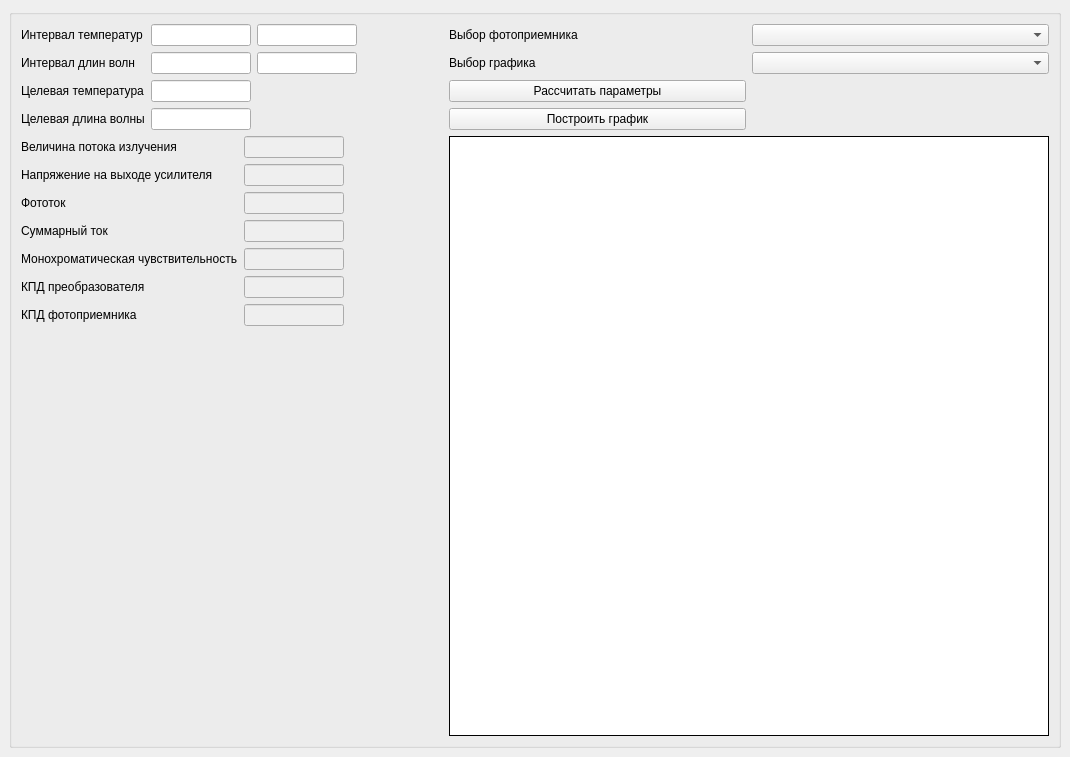
Before: the Qt Designer form DIPLOM_GUI/ADSS.ui in alexTormentor/SpectralAnalyze, drawn with Qt 5.
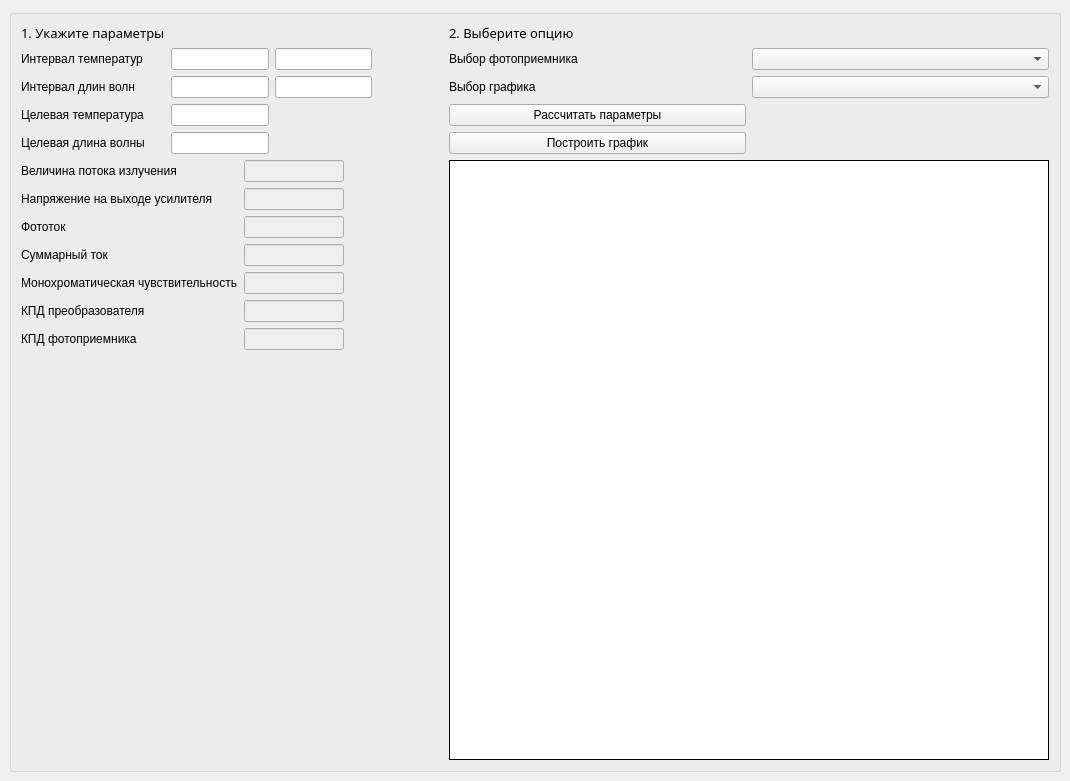
After: the same form once the commit is applied.

Patch:
```diff
--- a/DIPLOM_GUI/ADSS.ui
+++ b/DIPLOM_GUI/ADSS.ui
@@ -38,149 +38,6 @@
          </property>
         </widget>
        </item>
-       <item row="0" column="0">
-        <layout class="QGridLayout" name="gridLayout">
-         <item row="0" column="0">
-          <widget class="QLabel" name="label">
-           <property name="text">
-            <string>Интервал температур</string>
-           </property>
-          </widget>
-         </item>
-         <item row="1" column="1">
-          <widget class="QLineEdit" name="WaveStart">
-           <property name="maximumSize">
-            <size>
-             <width>100</width>
-             <height>16777215</height>
-            </size>
-           </property>
-          </widget>
-         </item>
-         <item row="1" column="0">
-          <widget class="QLabel" name="label_2">
-           <property name="text">
-            <string>Интервал длин волн</string>
-           </property>
-          </widget>
-         </item>
-         <item row="1" column="2">
-          <widget class="QLineEdit" name="WaveEnd">
-           <property name="maximumSize">
-            <size>
-             <width>100</width>
-             <height>16777215</height>
-            </size>
-           </property>
-          </widget>
-         </item>
-         <item row="3" column="0">
-          <widget class="QLabel" name="label_4">
-           <property name="text">
-            <string>Целевая длина волны</string>
-           </property>
-          </widget>
-         </item>
-         <item row="0" column="2">
-          <widget class="QLineEdit" name="TempEnd">
-           <property name="maximumSize">
-            <size>
-             <width>100</width>
-             <height>16777215</height>
-            </size>
-           </property>
-          </widget>
-         </item>
-         <item row="2" column="0">
-          <widget class="QLabel" name="label_3">
-           <property name="text">
-            <string>Целевая температура</string>
-           </property>
-          </widget>
-         </item>
-         <item row="0" column="3">
-          <spacer name="horizontalSpacer_2">
-           <property name="orientation">
-            <enum>Qt::Horizontal</enum>
-           </property>
-           <property name="sizeHint" stdset="0">
-            <size>
-             <width>40</width>
-             <height>20</height>
-            </size>
-           </property>
-          </spacer>
-         </item>
-         <item row="2" column="1">
-          <widget class="QLineEdit" name="TargetTemp">
-           <property name="maximumSize">
-            <size>
-             <width>100</width>
-             <height>16777215</height>
-            </size>
-           </property>
-          </widget>
-         </item>
-         <item row="0" column="1">
-          <widget class="QLineEdit" name="TempStart">
-           <property name="maximumSize">
-            <size>
-             <width>100</width>
-             <height>16777215</height>
-            </size>
-           </property>
-          </widget>
-         </item>
-         <item row="3" column="1">
-          <widget class="QLineEdit" name="TargetWave">
-           <property name="maximumSize">
-            <size>
-             <width>100</width>
-             <height>16777215</height>
-            </size>
-           </property>
-          </widget>
-         </item>
-        </layout>
-       </item>
-       <item row="0" column="2">
-        <layout class="QGridLayout" name="gridLayout_3">
-         <item row="2" column="0">
-          <widget class="QPushButton" name="Calculate">
-           <property name="text">
-            <string>Рассчитать параметры</string>
-           </property>
-          </widget>
-         </item>
-         <item row="1" column="0">
-          <widget class="QLabel" name="label_8">
-           <property name="text">
-            <string>Выбор графика</string>
-           </property>
-          </widget>
-         </item>
-         <item row="1" column="1">
-          <widget class="QComboBox" name="PlotBox"/>
-         </item>
-         <item row="0" column="1">
-          <widget class="QComboBox" name="ReceiverBox"/>
-         </item>
-         <item row="0" column="0">
-          <widget class="QLabel" name="label_5">
-           <property name="text">
-            <string>Выбор фотоприемника</string>
-           </property>
-          </widget>
-         </item>
-         <item row="3" column="0">
-          <widget class="QPushButton" name="PlotGraph">
-           <property name="text">
-            <string>Построить график</string>
-           </property>
-          </widget>
-         </item>
-        </layout>
-       </item>
        <item row="1" column="0">
         <layout class="QGridLayout" name="gridLayout_2">
          <item row="1" column="1">
@@ -364,6 +221,175 @@
          </property>
         </spacer>
        </item>
+       <item row="0" column="0">
+        <layout class="QGridLayout" name="gridLayout">
+         <item row="2" column="3">
+          <widget class="QLineEdit" name="WaveEnd">
+           <property name="maximumSize">
+            <size>
+             <width>100</width>
+             <height>16777215</height>
+            </size>
+           </property>
+          </widget>
+         </item>
+         <item row="1" column="1">
+          <widget class="QLabel" name="label">
+           <property name="text">
+            <string>Интервал температур</string>
+           </property>
+          </widget>
+         </item>
+         <item row="1" column="4">
+          <spacer name="horizontalSpacer_2">
+           <property name="orientation">
+            <enum>Qt::Horizontal</enum>
+           </property>
+           <property name="sizeHint" stdset="0">
+            <size>
+             <width>40</width>
+             <height>20</height>
+            </size>
+           </property>
+          </spacer>
+         </item>
+         <item row="3" column="2">
+          <widget class="QLineEdit" name="TargetTemp">
+           <property name="maximumSize">
+            <size>
+             <width>100</width>
+             <height>16777215</height>
+            </size>
+           </property>
+          </widget>
+         </item>
+         <item row="2" column="2">
+          <widget class="QLineEdit" name="WaveStart">
+           <property name="maximumSize">
+            <size>
+             <width>100</width>
+             <height>16777215</height>
+            </size>
+           </property>
+          </widget>
+         </item>
+         <item row="2" column="1">
+          <widget class="QLabel" name="label_2">
+           <property name="text">
+            <string>Интервал длин волн</string>
+           </property>
+          </widget>
+         </item>
+         <item row="1" column="3">
+          <widget class="QLineEdit" name="TempEnd">
+           <property name="maximumSize">
+            <size>
+             <width>100</width>
+             <height>16777215</height>
+            </size>
+           </property>
+          </widget>
+         </item>
+         <item row="3" column="1">
+          <widget class="QLabel" name="label_3">
+           <property name="text">
+            <string>Целевая температура</string>
+           </property>
+          </widget>
+         </item>
+         <item row="4" column="2">
+          <widget class="QLineEdit" name="TargetWave">
+           <property name="maximumSize">
+            <size>
+             <width>100</width>
+             <height>16777215</height>
+            </size>
+           </property>
+          </widget>
+         </item>
+         <item row="4" column="1">
+          <widget class="QLabel" name="label_4">
+           <property name="text">
+            <string>Целевая длина волны</string>
+           </property>
+          </widget>
+         </item>
+         <item row="1" column="2">
+          <widget class="QLineEdit" name="TempStart">
+           <property name="maximumSize">
+            <size>
+             <width>100</width>
+             <height>16777215</height>
+            </size>
+           </property>
+          </widget>
+         </item>
+         <item row="0" column="1">
+          <widget class="QLabel" name="label_6">
+           <property name="font">
+            <font>
+             <family>Impact</family>
+             <pointsize>10</pointsize>
+            </font>
+           </property>
+           <property name="text">
+            <string>1. Укажите параметры</string>
+           </property>
+          </widget>
+         </item>
+        </layout>
+       </item>
+       <item row="0" column="2">
+        <layout class="QGridLayout" name="gridLayout_3">
+         <item row="2" column="2">
+          <widget class="QComboBox" name="PlotBox"/>
+         </item>
+         <item row="4" column="1">
+          <widget class="QPushButton" name="PlotGraph">
+           <property name="text">
+            <string>Построить график</string>
+           </property>
+          </widget>
+         </item>
+         <item row="1" column="2">
+          <widget class="QComboBox" name="ReceiverBox"/>
+         </item>
+         <item row="1" column="1">
+          <widget class="QLabel" name="label_5">
+           <property name="text">
+            <string>Выбор фотоприемника</string>
+           </property>
+          </widget>
+         </item>
+         <item row="2" column="1">
+          <widget class="QLabel" name="label_8">
+           <property name="text">
+            <string>Выбор графика</string>
+           </property>
+          </widget>
+         </item>
+         <item row="3" column="1">
+          <widget class="QPushButton" name="Calculate">
+           <property name="text">
+            <string>Рассчитать параметры</string>
+           </property>
+          </widget>
+         </item>
+         <item row="0" column="1">
+          <widget class="QLabel" name="label_7">
+           <property name="font">
+            <font>
+             <family>Impact</family>
+             <pointsize>10</pointsize>
+            </font>
+           </property>
+           <property name="text">
+            <string>2. Выберите опцию</string>
+           </property>
+          </widget>
+         </item>
+        </layout>
+       </item>
       </layout>
      </widget>
     </item>
```
